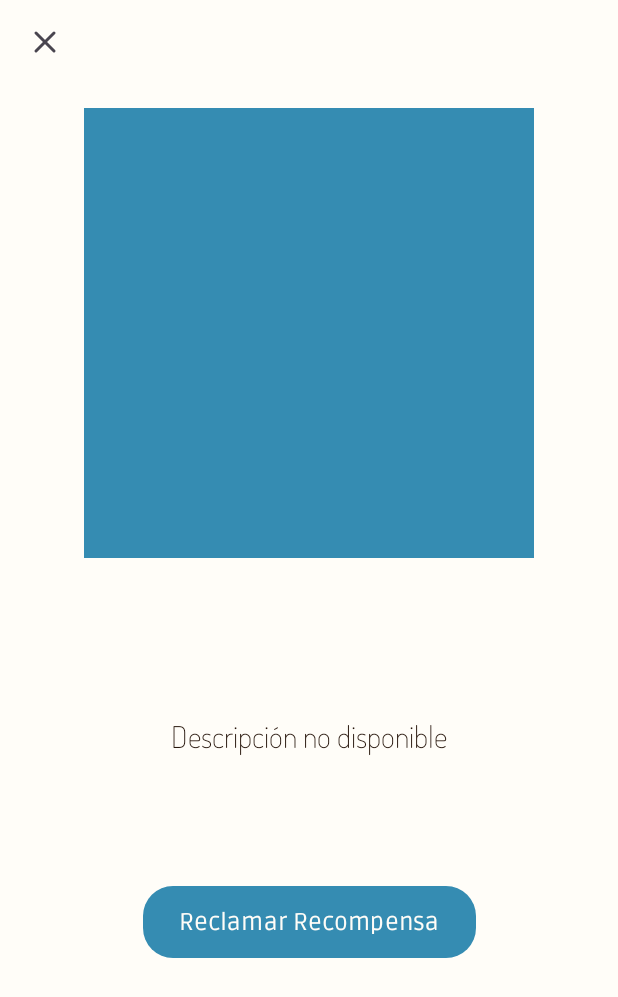
After one commit to DiegoPardoMontero/ProyectoEnsenarte, an Android app: the ZoomInsigniaActivity screen opened directly, with no data from a screen before it, on a phone screen of 412 x 824 dp. The commit adds this screen. Shown: the top 997 px of the screen. Run offline under Robolectric (Android 15) with nearby library versions, the phone set to English and light mode, and no system bars; our stand-ins replace Firebase (no records; nobody signed in at launch, a user with empty details on screens opened directly); pictures from the network do not load.

Commit message:
:sparkles: Add insignia detail feature

```diff
--- a/app/src/main/AndroidManifest.xml
+++ b/app/src/main/AndroidManifest.xml
@@ -76,6 +76,11 @@
 
         </activity>
 
+        <activity
+            android:name=".profile.ZoomInsigniaActivity"
+            android:exported="true">
+
+        </activity>
 
 
 
--- a/app/src/main/java/com/puj/proyectoensenarte/profile/InsigniaAdapter.kt
+++ b/app/src/main/java/com/puj/proyectoensenarte/profile/InsigniaAdapter.kt
@@ -3,6 +3,7 @@ package com.puj.proyectoensenarte.profile
 
 
 import android.content.Context
+import android.content.Intent
 import android.view.LayoutInflater
 import android.view.View
 import android.view.ViewGroup
@@ -44,6 +45,11 @@ class InsigniaAdapter(
         // Manejar clic en cada ítem
         holder.itemView.setOnClickListener {
             onItemClicked(insignia)
+
+            val intent = Intent(context, ZoomInsigniaActivity::class.java)
+            intent.putExtra("insignia_name", insignia.name)
+            intent.putExtra("insignia_image", insignia.imageUrl)
+            context.startActivity(intent)
         }
     }
 
--- a/app/src/main/java/com/puj/proyectoensenarte/profile/StatisticsProfileActivity.kt
+++ b/app/src/main/java/com/puj/proyectoensenarte/profile/StatisticsProfileActivity.kt
@@ -3,7 +3,6 @@ package com.puj.proyectoensenarte.profile
 import android.os.Bundle
 import android.util.Log
 import android.view.MenuItem
-import android.view.View
 import android.widget.Toast
 import androidx.appcompat.app.AppCompatActivity
 import androidx.recyclerview.widget.GridLayoutManager
@@ -33,7 +32,7 @@ class StatisticsProfileActivity : AppCompatActivity() {
         // Configura el RecyclerView con un GridLayoutManager
         binding.recyclerViewInsignias.layoutManager = GridLayoutManager(this, 3)
         adapter = InsigniaAdapter(this, listOf()) { insignia ->
-            Toast.makeText(this, "Seleccionaste: ${insignia.name}", Toast.LENGTH_SHORT).show()
+            //Toast.makeText(this, "Seleccionaste: ${insignia.name}", Toast.LENGTH_SHORT).show()
         }
         binding.recyclerViewInsignias.adapter = adapter
 
--- /dev/null
+++ b/app/src/main/java/com/puj/proyectoensenarte/profile/ZoomInsigniaActivity.kt
@@ -0,0 +1,68 @@
+package com.puj.proyectoensenarte.profile
+
+import android.os.Bundle
+import android.widget.ImageView
+import android.widget.TextView
+import android.widget.Toast
+import androidx.appcompat.app.AppCompatActivity
+import com.bumptech.glide.Glide
+import com.google.firebase.firestore.FirebaseFirestore
+import com.puj.proyectoensenarte.R
+import com.puj.proyectoensenarte.databinding.ActivityZoomInsigniaBinding
+
+class ZoomInsigniaActivity : AppCompatActivity() {
+
+    private lateinit var binding: ActivityZoomInsigniaBinding
+
+    override fun onCreate(savedInstanceState: Bundle?) {
+        super.onCreate(savedInstanceState)
+        binding = ActivityZoomInsigniaBinding.inflate(layoutInflater)
+        setContentView(binding.root)
+
+
+
+        // Obtener los datos de la insignia desde el intent
+        val insigniaName = intent.getStringExtra("insignia_name")
+        val insigniaImageUrl = intent.getStringExtra("insignia_image")
+
+        // Mostrar los datos de la insignia
+        binding.insigniaTitle.text = insigniaName
+        // Obtener la descripción de la insignia desde Firestore
+        loadInsigniaDescriptionFromFirestore(insigniaName)
+
+
+        Glide.with(this)
+            .load(insigniaImageUrl)
+            .placeholder(R.drawable.img_placeholder)
+            .error(R.drawable.img_placeholder)  // Imagen a mostrar en caso de error
+            .into(binding.insigniaImageZoom)
+
+        // Asignar el comportamiento de cerrar la actividad
+        binding.closeButton.setOnClickListener {
+            finish() // Cerrar la actividad al hacer clic en el botón de cerrar
+        }
+
+
+
+
+    }
+
+    private fun loadInsigniaDescriptionFromFirestore(insigniaName: String?) {
+        val db = FirebaseFirestore.getInstance()
+        db.collection("insignia").whereEqualTo("name", insigniaName)
+            .get()
+            .addOnSuccessListener { documents ->
+                if (!documents.isEmpty) {
+                    val document = documents.documents[0]
+                    val description = document.getString("description") ?: "Descripción no disponible"
+                    binding.insigniaDescription.text = description
+                } else {
+                    binding.insigniaDescription.text = "Descripción no disponible"
+                }
+            }
+            .addOnFailureListener { exception ->
+                Toast.makeText(this, "Error al cargar la descripción: ${exception.message}", Toast.LENGTH_SHORT).show()
+                binding.insigniaDescription.text = "Descripción no disponible"
+            }
+    }
+}
--- /dev/null
+++ b/app/src/main/res/drawable/ic_close.xml
@@ -0,0 +1,20 @@
+<vector xmlns:android="http://schemas.android.com/apk/res/android"
+    android:width="24dp"
+    android:height="24dp"
+    android:viewportWidth="24"
+    android:viewportHeight="24">
+  <path
+      android:pathData="M18,6 L6,18"
+      android:strokeLineJoin="round"
+      android:strokeWidth="2"
+      android:fillColor="#00000000"
+      android:strokeColor="#49454F"
+      android:strokeLineCap="round"/>
+  <path
+      android:pathData="m6,6 l12,12"
+      android:strokeLineJoin="round"
+      android:strokeWidth="2"
+      android:fillColor="#00000000"
+      android:strokeColor="#49454F"
+      android:strokeLineCap="round"/>
+</vector>
--- /dev/null
+++ b/app/src/main/res/layout/activity_zoom_insignia.xml
@@ -0,0 +1,83 @@
+<?xml version="1.0" encoding="utf-8"?>
+<androidx.constraintlayout.widget.ConstraintLayout xmlns:android="http://schemas.android.com/apk/res/android"
+    xmlns:app="http://schemas.android.com/apk/res-auto"
+    xmlns:tools="http://schemas.android.com/tools"
+    android:layout_width="match_parent"
+    android:layout_height="match_parent"
+    android:background="@color/paco">
+
+    <!-- Botón de cerrar -->
+
+    <!-- Imagen de la insignia -->
+
+    <ImageView
+        android:id="@+id/closeButton"
+        android:layout_width="24dp"
+        android:layout_height="24dp"
+        android:layout_margin="16dp"
+        android:layout_marginTop="16dp"
+        android:contentDescription="@string/todo"
+        android:src="@drawable/ic_close"
+        app:layout_constraintEnd_toEndOf="parent"
+        app:layout_constraintHorizontal_bias="0.005"
+        app:layout_constraintStart_toStartOf="parent"
+        app:layout_constraintTop_toTopOf="parent" />
+
+    <ImageView
+        android:id="@+id/insigniaImageZoom"
+        android:layout_width="300dp"
+        android:layout_height="300dp"
+        android:layout_marginTop="32dp"
+        android:contentDescription="@string/todo"
+        app:layout_constraintTop_toBottomOf="@id/closeButton"
+        app:layout_constraintStart_toStartOf="parent"
+        app:layout_constraintEnd_toEndOf="parent" />
+
+    <!-- Título de la insignia -->
+    <TextView
+        android:id="@+id/insigniaTitle"
+        android:layout_width="wrap_content"
+        android:layout_height="wrap_content"
+        android:layout_marginTop="16dp"
+        android:fontFamily="@raw/regularbold"
+        android:textColor="@color/paciencie"
+        android:textSize="24sp"
+        android:textStyle="bold"
+        app:layout_constraintTop_toBottomOf="@id/insigniaImageZoom"
+        app:layout_constraintStart_toStartOf="parent"
+        app:layout_constraintEnd_toEndOf="parent" />
+
+    <!-- Descripción de la insignia -->
+
+    <!-- Botón para reclamar recompensa -->
+
+    <TextView
+        android:id="@+id/insigniaDescription"
+        android:layout_width="235dp"
+        android:layout_height="100dp"
+        android:layout_marginHorizontal="24dp"
+        android:layout_marginTop="20dp"
+        android:fontFamily="@raw/regular"
+        android:gravity="center"
+        android:textColor="@color/paciencie"
+        android:textSize="20sp"
+        app:layout_constraintEnd_toEndOf="parent"
+        app:layout_constraintHorizontal_bias="0.505"
+        app:layout_constraintStart_toStartOf="parent"
+        app:layout_constraintTop_toBottomOf="@id/insigniaTitle" />
+
+    <Button
+        android:id="@+id/claimRewardButton"
+        android:layout_width="wrap_content"
+        android:layout_height="wrap_content"
+        android:layout_marginTop="50dp"
+        android:background="@drawable/rounded_button_background"
+        android:fontFamily="@raw/subtitulo"
+        android:text="Reclamar Recompensa"
+        android:textColor="@color/paco"
+        android:textSize="16sp"
+        app:layout_constraintEnd_toEndOf="parent"
+        app:layout_constraintStart_toStartOf="parent"
+        app:layout_constraintTop_toBottomOf="@id/insigniaDescription" />
+
+</androidx.constraintlayout.widget.ConstraintLayout>
--- a/app/src/main/res/values/strings.xml
+++ b/app/src/main/res/values/strings.xml
@@ -143,4 +143,5 @@ Ante las limitaciones de la Lengua Oral, surge la educación bilingüe, reconoci
     <string name="history_titulo3">Historia en Colombia</string>
     <string name="history_subtitulo3">El INSOR</string>
     <string name="history_parrafo3">En Colombia, se funda en 1955 el Instituto Nacional para Sordos (INSOR) con el propósito de proteger los derechos de la población con discapacidad auditiva. Inicialmente enfocado en la rehabilitación, especialmente en el ámbito de la salud, con el tiempo, evolucionó para abordar de manera integral los aspectos educativos de la comunidad sorda en el país. A medida que progresó en diversas esferas sociales, el Instituto diversificó sus enfoques metodológicos, incorporando la pedagogía en su institucionalidad y reconociendo simultáneamente el derecho lingüístico inherente a cada individuo con discapacidad auditiva.</string>
+    <string name="insignia_lecci_n_perfecta">Insignia lección perfecta</string>
 </resources>
```
